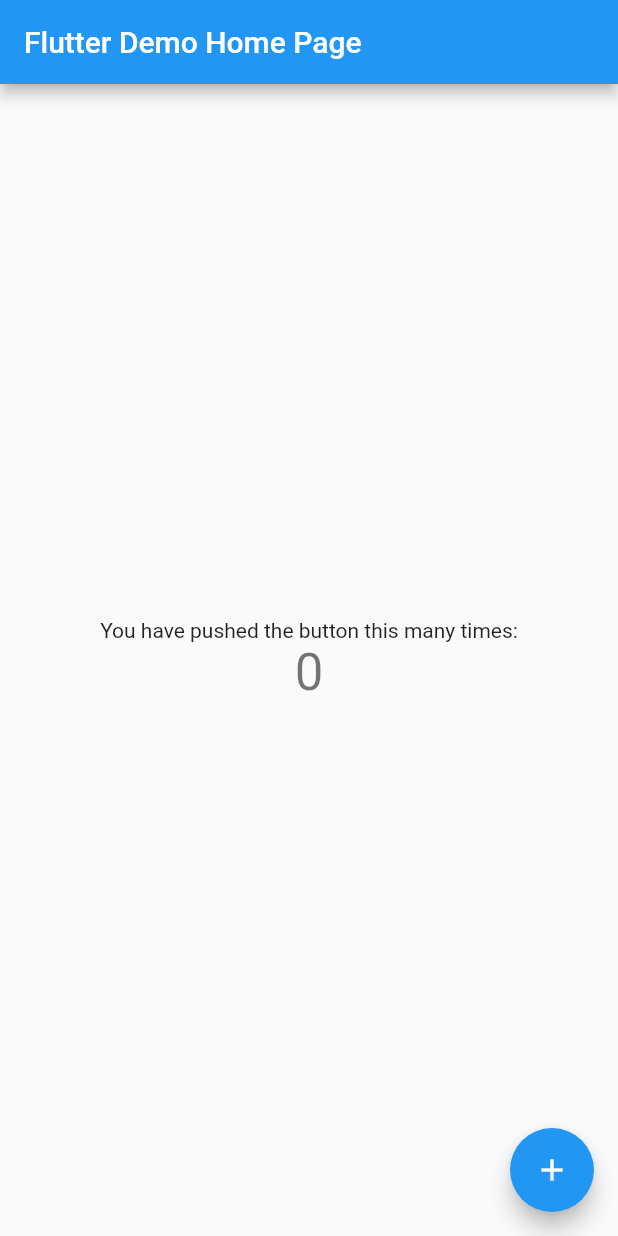
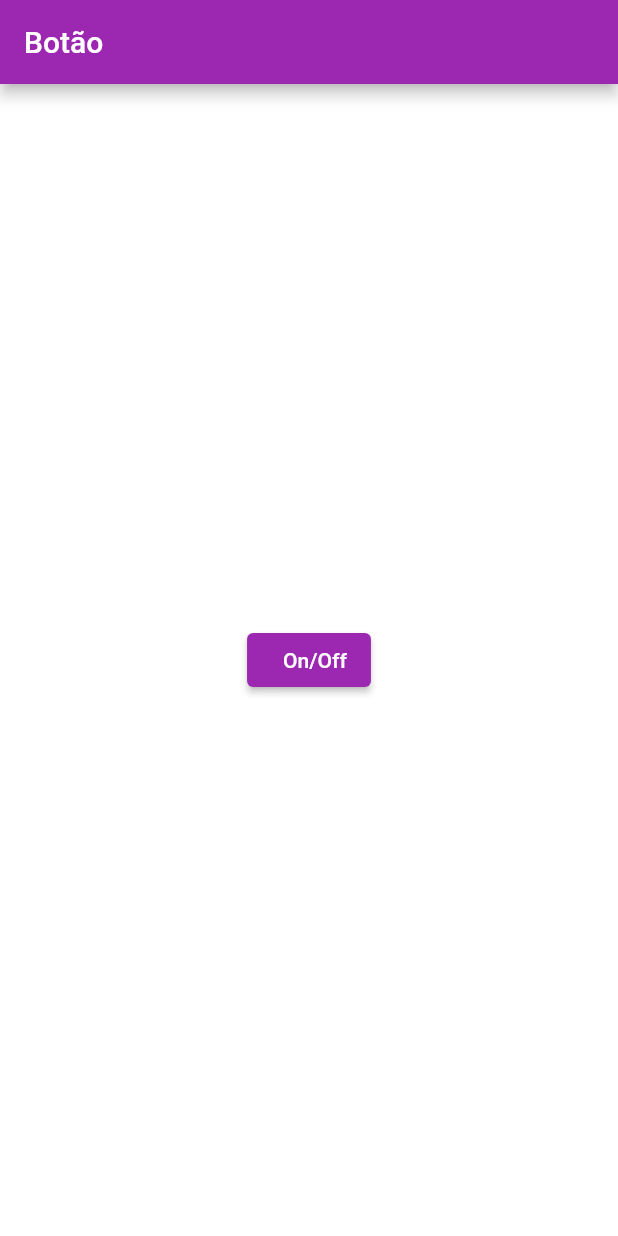
Before and after one commit to KevenDomingos/ED3, a Flutter app: the screen it shows after launch, on a phone screen of 412 x 824 dp. Run offline on Flutter 3.47's test engine with Material 2 defaults, Android fonts, the phone set to English and light mode, and no system bars.

Commit message:
criação botão

```diff
--- a/lib/main.dart
+++ b/lib/main.dart
@@ -1,115 +1,79 @@
 import 'package:flutter/material.dart';
 
 void main() {
-  runApp(const MyApp());
+  runApp(MyApp());
 }
 
 class MyApp extends StatelessWidget {
-  const MyApp({super.key});
-
-  // This widget is the root of your application.
   @override
   Widget build(BuildContext context) {
     return MaterialApp(
-      title: 'Flutter Demo',
+      title: 'Botão',
       theme: ThemeData(
-        // This is the theme of your application.
-        //
-        // Try running your application with "flutter run". You'll see the
-        // application has a blue toolbar. Then, without quitting the app, try
-        // changing the primarySwatch below to Colors.green and then invoke
-        // "hot reload" (press "r" in the console where you ran "flutter run",
-        // or simply save your changes to "hot reload" in a Flutter IDE).
-        // Notice that the counter didn't reset back to zero; the application
-        // is not restarted.
-        primarySwatch: Colors.blue,
+        primarySwatch: Colors.purple,
       ),
-      home: const MyHomePage(title: 'Flutter Demo Home Page'),
+      home: MinhaPaginaInicial(),
     );
   }
 }
 
-class MyHomePage extends StatefulWidget {
-  const MyHomePage({super.key, required this.title});
-
-  // This widget is the home page of your application. It is stateful, meaning
-  // that it has a State object (defined below) that contains fields that affect
-  // how it looks.
-
-  // This class is the configuration for the state. It holds the values (in this
-  // case the title) provided by the parent (in this case the App widget) and
-  // used by the build method of the State. Fields in a Widget subclass are
-  // always marked "final".
-
-  final String title;
-
+class MinhaPaginaInicial extends StatefulWidget {
   @override
-  State<MyHomePage> createState() => _MyHomePageState();
+  _MinhaPaginaInicialState createState() => _MinhaPaginaInicialState();
 }
 
-class _MyHomePageState extends State<MyHomePage> {
-  int _counter = 0;
+class _MinhaPaginaInicialState extends State<MinhaPaginaInicial> {
+  bool fundoBranco = true;
 
-  void _incrementCounter() {
+  void alterarCorDeFundo() {
     setState(() {
-      // This call to setState tells the Flutter framework that something has
-      // changed in this State, which causes it to rerun the build method below
-      // so that the display can reflect the updated values. If we changed
-      // _counter without calling setState(), then the build method would not be
-      // called again, and so nothing would appear to happen.
-      _counter++;
+      fundoBranco = !fundoBranco;
     });
   }
 
   @override
   Widget build(BuildContext context) {
-    // This method is rerun every time setState is called, for instance as done
-    // by the _incrementCounter method above.
-    //
-    // The Flutter framework has been optimized to make rerunning build methods
-    // fast, so that you can just rebuild anything that needs updating rather
-    // than having to individually change instances of widgets.
     return Scaffold(
       appBar: AppBar(
-        // Here we take the value from the MyHomePage object that was created by
-        // the App.build method, and use it to set our appbar title.
-        title: Text(widget.title),
+        title: Text('Botão'),
       ),
-      body: Center(
-        // Center is a layout widget. It takes a single child and positions it
-        // in the middle of the parent.
-        child: Column(
-          // Column is also a layout widget. It takes a list of children and
-          // arranges them vertically. By default, it sizes itself to fit its
-          // children horizontally, and tries to be as tall as its parent.
-          //
-          // Invoke "debug painting" (press "p" in the console, choose the
-          // "Toggle Debug Paint" action from the Flutter Inspector in Android
-          // Studio, or the "Toggle Debug Paint" command in Visual Studio Code)
-          // to see the wireframe for each widget.
-          //
-          // Column has various properties to control how it sizes itself and
-          // how it positions its children. Here we use mainAxisAlignment to
-          // center the children vertically; the main axis here is the vertical
-          // axis because Columns are vertical (the cross axis would be
-          // horizontal).
-          mainAxisAlignment: MainAxisAlignment.center,
-          children: <Widget>[
-            const Text(
-              'You have pushed the button this many times:',
-            ),
-            Text(
-              '$_counter',
-              style: Theme.of(context).textTheme.headlineMedium,
-            ),
-          ],
+      body: Container(
+        color: fundoBranco ? Colors.white : Colors.black,
+        child: Center(
+          child: MeuBotaoPersonalizado(
+            icone: Icons.add,
+            texto:'On/Off',
+            aoClicar: alterarCorDeFundo,
+          ),
         ),
       ),
-      floatingActionButton: FloatingActionButton(
-        onPressed: _incrementCounter,
-        tooltip: 'Increment',
-        child: const Icon(Icons.add),
-      ), // This trailing comma makes auto-formatting nicer for build methods.
     );
   }
 }
+
+class MeuBotaoPersonalizado extends StatelessWidget {
+  final IconData icone;
+  final String texto;
+  final VoidCallback aoClicar;
+
+  MeuBotaoPersonalizado({required this.icone, required this.texto, required this.aoClicar});
+
+  @override
+  Widget build(BuildContext context) {
+    return ElevatedButton(
+      onPressed: aoClicar,
+      style: ElevatedButton.styleFrom(
+        primary: Colors.purple,
+        onPrimary: Colors.white,
+        padding: EdgeInsets.symmetric(horizontal: 16.0),
+      ),
+      child: Row(
+        mainAxisSize: MainAxisSize.min,
+        children: [
+          SizedBox(width: 8.0),
+          Text(texto),
+        ],
+      ),
+    );
+  }
+}
```
